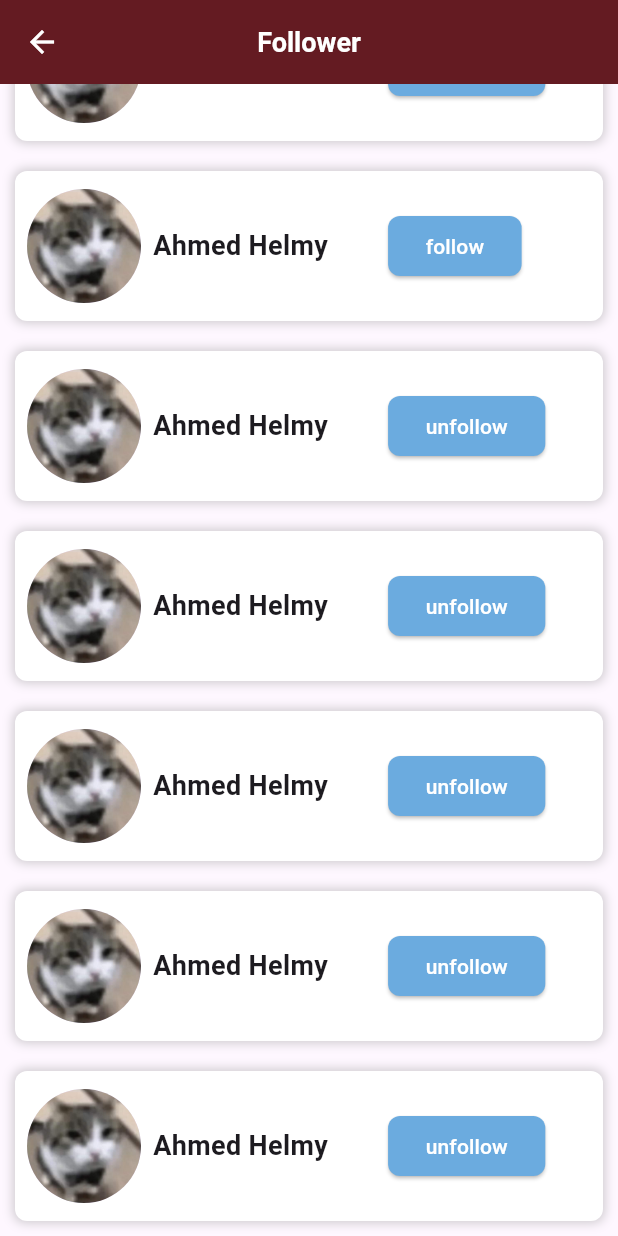
After one commit to twoaxis/social-media-mobile, a Flutter app: the FollowerPage screen opened directly, scrolled down 432 dp, after a tap on "unfollow", on a phone screen of 412 x 824 dp. The commit adds this screen. Run offline on Flutter 3.47's test engine with Material 3 defaults, Android fonts, the phone set to English and light mode, and no system bars; our stand-ins replace dio, fluentui_system_icons, font_awesome_flutter, shared_preferences; accounts and stored records are empty; network calls fail.

Commit message:
make the follower and following pages

```diff
--- /dev/null
+++ b/lib/ui/components/common/follow/follower.dart
@@ -0,0 +1,83 @@
+import 'package:flutter/material.dart';
+
+bool isfollow = true;
+
+class Followers extends StatefulWidget {
+  const Followers({super.key});
+
+  @override
+  State<Followers> createState() => _FollowersState();
+}
+
+class _FollowersState extends State<Followers> {
+  @override
+  Widget build(BuildContext context) {
+    return Container(
+      margin: EdgeInsets.all(10),
+      constraints: BoxConstraints(
+        minHeight: 100,
+      ),
+      decoration: BoxDecoration(
+        color: Colors.white, // Optional background color
+        borderRadius: BorderRadius.circular(8),
+        boxShadow: [
+          BoxShadow(
+            color: Colors.grey.withOpacity(0.5),
+            spreadRadius: 1,
+            blurRadius: 5,
+          ),
+        ],
+      ),
+      child: Row(
+        crossAxisAlignment: CrossAxisAlignment.center,
+        children: [
+          Padding(
+            padding: const EdgeInsets.symmetric(
+              horizontal: 8.0,
+              vertical: 5.0,
+            ),
+            child: CircleAvatar(
+              radius: 38,
+              backgroundImage: AssetImage('assets/images/Sillycat.jpeg'),
+            ),
+          ),
+          Text(
+            'Ahmed Helmy',
+            style: TextStyle(
+              fontSize: 18,
+              fontWeight: FontWeight.bold,
+            ),
+          ),
+          SizedBox(
+            width: 40,
+          ),
+          ElevatedButton(
+            style: ElevatedButton.styleFrom(
+              padding: EdgeInsets.symmetric(
+                horizontal: 25,
+                vertical: 10,
+              ),
+              backgroundColor: const Color.fromARGB(255, 107, 171, 223),
+              shape: RoundedRectangleBorder(
+                borderRadius: BorderRadius.circular(8),
+              ),
+            ),
+            onPressed: () {
+              setState(
+                () {
+                  isfollow = !isfollow;
+                },
+              );
+            },
+            child: Text(
+              isfollow ? 'unfollow' : 'follow',
+              style: TextStyle(
+                color: Colors.white,
+              ),
+            ),
+          ),
+        ],
+      ),
+    );
+  }
+}
--- /dev/null
+++ b/lib/ui/screens/app/follow/follower_page.dart
@@ -0,0 +1,46 @@
+import 'package:flutter/material.dart';
+import 'package:social_media_mobile/data/color.dart';
+import 'package:social_media_mobile/ui/components/common/follow/follower.dart';
+import 'package:social_media_mobile/ui/screens/app/profile/profile.dart';
+
+class FollowerPage extends StatelessWidget {
+  const FollowerPage({super.key});
+
+  @override
+  Widget build(BuildContext context) {
+    return Scaffold(
+      appBar: AppBar(
+        backgroundColor: red2,
+        leading: IconButton(
+          onPressed: () {
+            Navigator.pushReplacement(
+              context,
+              MaterialPageRoute(
+                builder: (context) => Profile(),
+              ),
+            );
+          },
+          icon: Icon(
+            Icons.arrow_back,
+            color: Colors.white,
+          ),
+        ),
+        title: Text(
+          'Follower',
+          style: TextStyle(
+            fontSize: 18,
+            fontWeight: FontWeight.bold,
+            color: Colors.white,
+          ),
+        ),
+        centerTitle: true,
+      ),
+      body: ListView.builder(
+        itemBuilder: (context, index) {
+          return Followers();
+        },
+        itemCount: 10,
+      ),
+    );
+  }
+}
--- a/lib/ui/screens/app/profile/profile.dart
+++ b/lib/ui/screens/app/profile/profile.dart
@@ -1,7 +1,7 @@
 import 'package:flutter/material.dart';
 import 'package:social_media_mobile/data/color.dart';
 import 'package:social_media_mobile/ui/components/common/appbar/custom_sliver_app_bar.dart';
-import 'package:social_media_mobile/ui/components/common/follow.dart';
+import 'package:social_media_mobile/ui/components/common/follow/follow.dart';
 import 'package:social_media_mobile/ui/components/common/navigation/custom_bottom_navbar.dart';
 
 class Profile extends StatefulWidget {
@@ -36,7 +36,7 @@ class _ProfileState extends State<Profile> {
                         right: 8,
                         child: IconButton(
                           onPressed: () {
-                            Follow(context);
+                            follow(context);
                           },
                           color: primarycolor,
                           icon: const Icon(
```
Also changed, not shown: lib/services/api_followers.dart (added, +8 -0 lines), lib/ui/components/common/follow/follow.dart (renamed from lib/ui/components/common/follow.dart, +20 -21 lines), lib/ui/components/common/follow/following.dart (added, +48 -0 lines), lib/ui/screens/app/follow/following_page.dart (added, +46 -0 lines).
